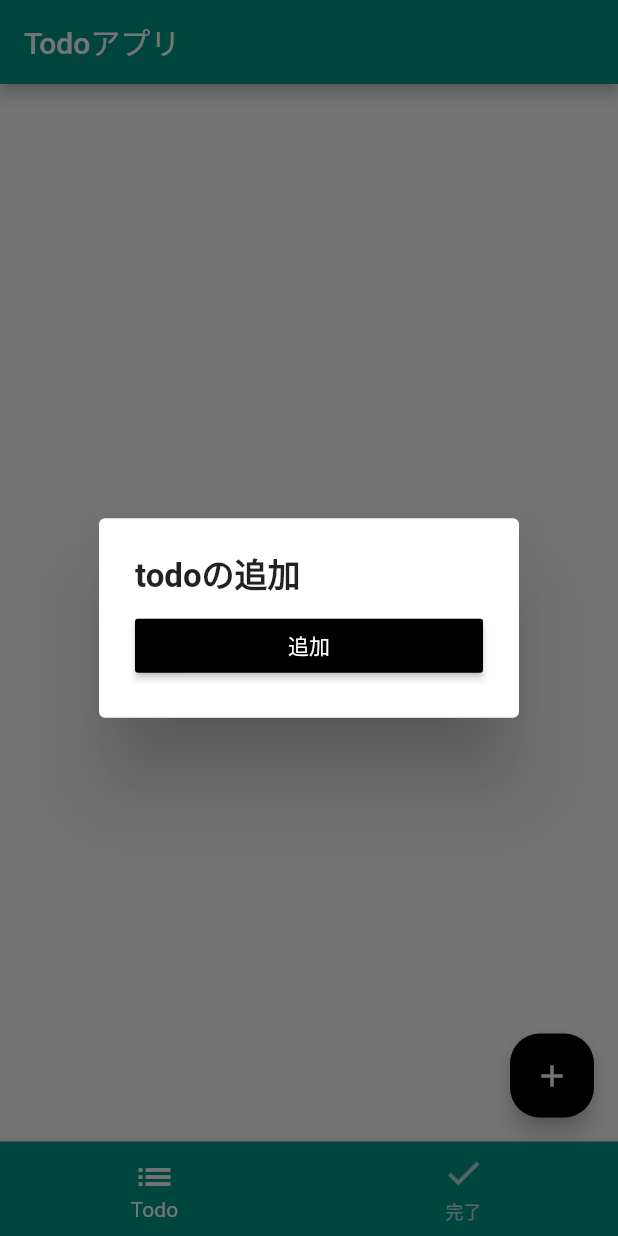
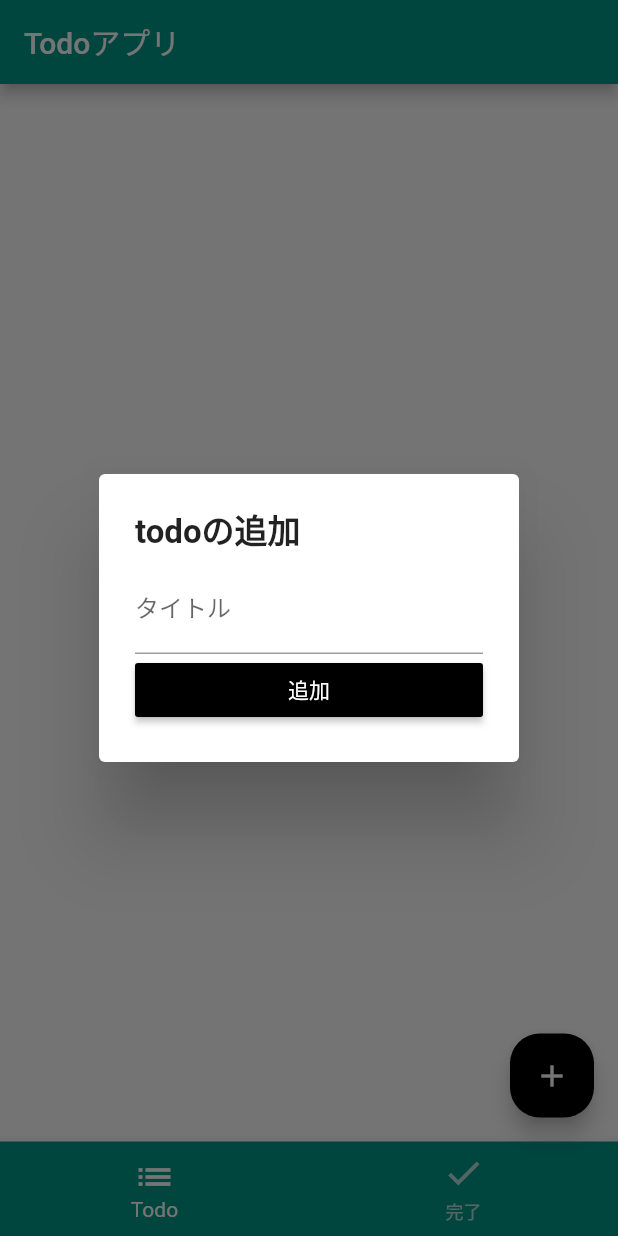
Before and after one commit to Channelsu/todo, a Flutter app: the screen it shows after launch, after a tap on the "add" icon, on a phone screen of 412 x 824 dp. Run offline on Flutter 3.47's test engine with Material 2 defaults, Android fonts, the phone set to English and light mode, and no system bars.

Commit message:
タイトル入力欄作成

```diff
--- a/lib/widget/todo_form_widget.dart
+++ b/lib/widget/todo_form_widget.dart
@@ -23,11 +23,32 @@ class TodoFormWidget extends StatelessWidget {
     child: Column(
       mainAxisSize: MainAxisSize.min,
       children: [
+        buildTitle(),
         buildButton(),
       ],
     ),
   );
 
+
+  // タイトル入力欄UIを作成するメソッド
+  Widget buildTitle() => TextFormField(
+    maxLines: 1,
+    initialValue: title,
+    onChanged: onChangedTitle,
+    validator: (title) {
+      if(title.isEmpty) {
+        return '必須入力です';
+      }
+      return null;
+    },
+    decoration: InputDecoration(
+      border: UnderlineInputBorder(),
+      labelText: 'タイトル',
+
+    ),
+  );
+
+  // ボタンUIを作成するメソッド
   Widget buildButton() => SizedBox(
     width: double.infinity,
     child: RaisedButton(
```
